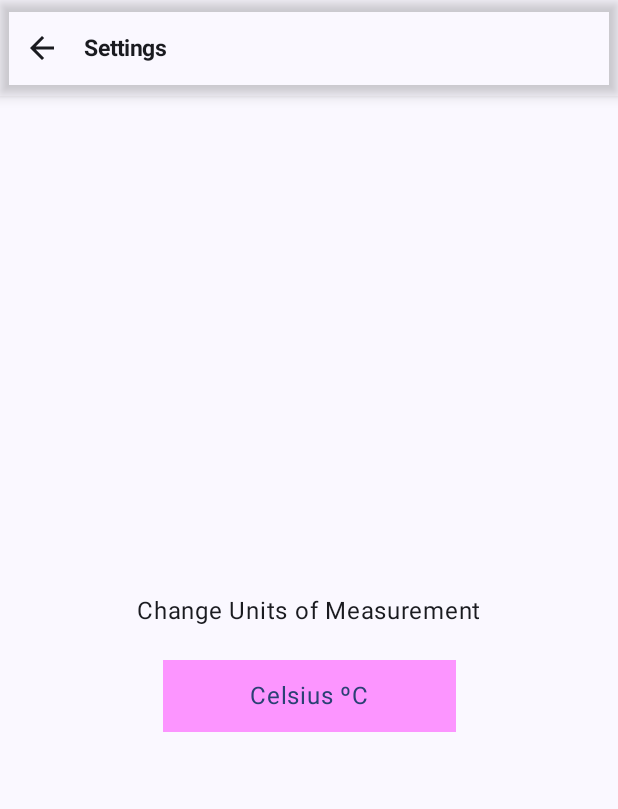
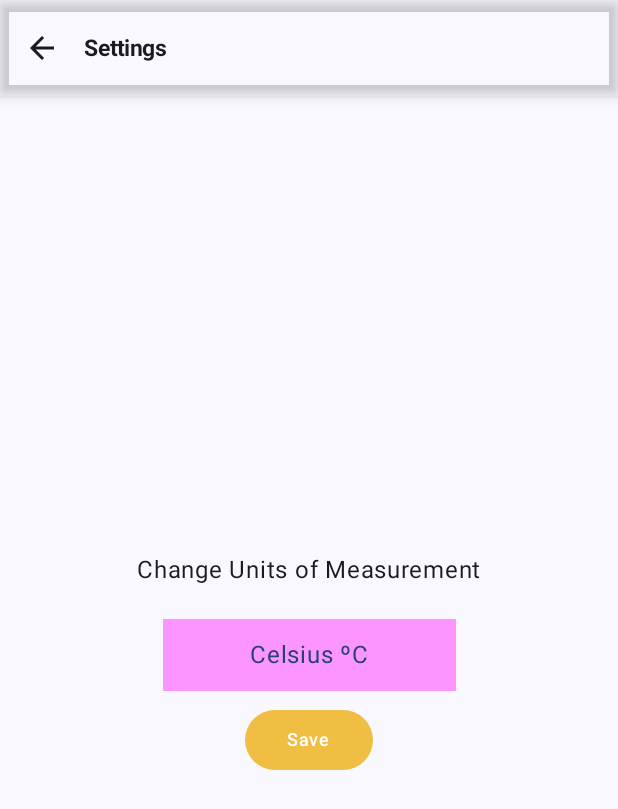
Before and after one commit to MeteorBlitz/jetWeatherForecast, an Android app built with Jetpack Compose: the SettingsScreen screen opened through its navigation route, on a phone screen of 412 x 824 dp. Shown: the top 809 px of the screen. Run offline under Robolectric (Android 15) with nearby library versions, the phone set to English and light mode, and no system bars; our stand-ins replace Dagger/Hilt's generated code, Room's generated code.

Commit message:
Settings screen - saving measurements value to room database

```diff
--- a/app/src/main/java/com/example/jetweatherforecast/screens/settings/SettingsScreen.kt
+++ b/app/src/main/java/com/example/jetweatherforecast/screens/settings/SettingsScreen.kt
@@ -6,9 +6,13 @@ import androidx.compose.foundation.layout.Column
 import androidx.compose.foundation.layout.fillMaxSize
 import androidx.compose.foundation.layout.fillMaxWidth
 import androidx.compose.foundation.layout.padding
+import androidx.compose.foundation.shape.RoundedCornerShape
 import androidx.compose.material.icons.Icons
 import androidx.compose.material.icons.automirrored.filled.ArrowBack
+import androidx.compose.material3.Button
+import androidx.compose.material3.ButtonDefaults
 import androidx.compose.material3.IconToggleButton
+import androidx.compose.material3.MaterialTheme
 import androidx.compose.material3.Scaffold
 import androidx.compose.material3.Surface
 import androidx.compose.material3.Text
@@ -16,6 +20,7 @@ import androidx.compose.runtime.Composable
 import androidx.compose.runtime.mutableStateOf
 import androidx.compose.runtime.remember
 import androidx.compose.ui.Alignment
+import androidx.compose.ui.Alignment.Companion.CenterHorizontally
 import androidx.compose.ui.Modifier
 import androidx.compose.ui.draw.clip
 import androidx.compose.ui.graphics.Color
@@ -23,6 +28,7 @@ import androidx.compose.ui.graphics.RectangleShape
 import androidx.compose.ui.unit.dp
 import androidx.hilt.navigation.compose.hiltViewModel
 import androidx.navigation.NavController
+import com.example.jetweatherforecast.model.Unit
 import com.example.jetweatherforecast.widgets.WeatherAppBar
 
 @Composable
@@ -61,6 +67,21 @@ fun SettingsScreen(navController: NavController, settingsViewModel: SettingsView
                     Text(if (unitToggleState.value) "Fahrenheit ºF" else "Celsius ºC")
                 }
 
+                Button(onClick = {
+                    settingsViewModel.deleteAllUnits()
+                    settingsViewModel.insertUnit(Unit(unit = choiceState.value))
+                },
+                    modifier = Modifier.padding(3.dp).align(CenterHorizontally),
+                    shape = RoundedCornerShape(34.dp),
+                    colors = ButtonDefaults.buttonColors(
+                        containerColor = Color(0xFFEFBE42)
+                    )) {
+                    Text(text = "Save",
+                        modifier = Modifier.padding(4.dp),
+                        color = Color.White,
+                        style = MaterialTheme.typography.labelMedium)
+                }
+
             }
 
         }
--- a/app/src/main/java/com/example/jetweatherforecast/screens/settings/SettingsViewModel.kt
+++ b/app/src/main/java/com/example/jetweatherforecast/screens/settings/SettingsViewModel.kt
@@ -41,4 +41,6 @@ class SettingsViewModel @Inject constructor(private val repository: WeatherDbRep
             = viewModelScope.launch { repository.updateUnit(unit) }
     fun deleteUnit(unit: Unit)
             = viewModelScope.launch { repository.deleteUnit(unit) }
+    fun deleteAllUnits()
+            = viewModelScope.launch { repository.deleteAllUnit() }
 }
```
